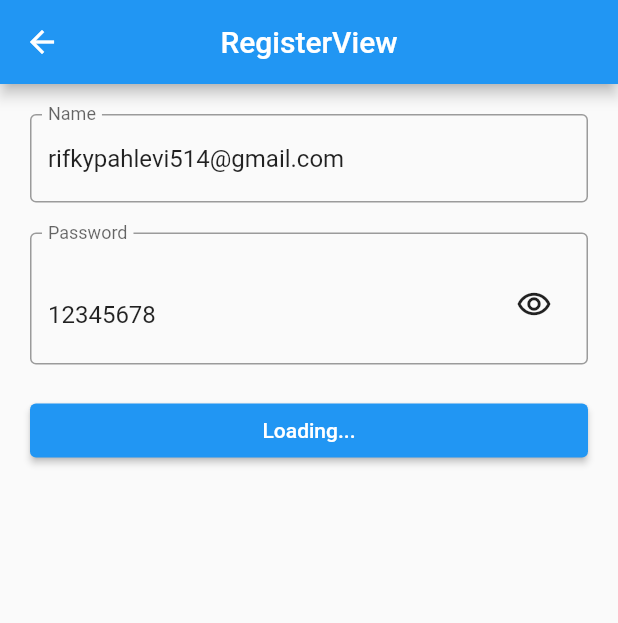
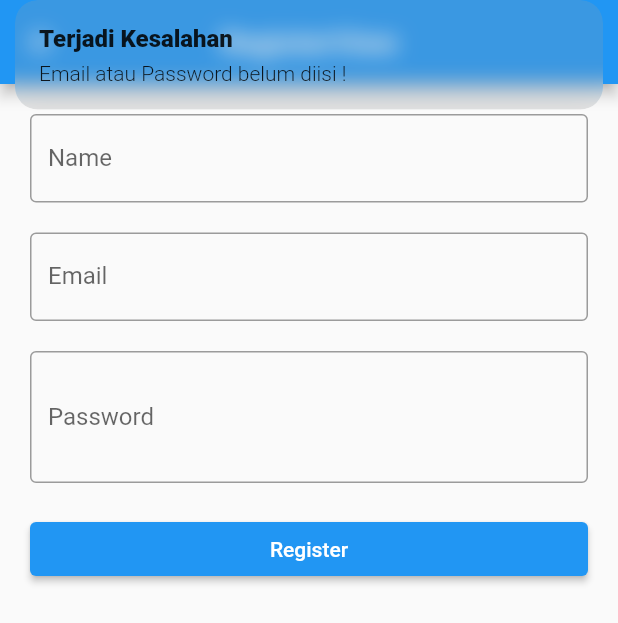
Before and after one commit to RifkyPahlevy/supabase_note, a Flutter app: the RegisterView screen opened by its route, after a tap on "Register", on a phone screen of 412 x 824 dp. Shown: the top 623 px of the screen. Run offline on Flutter 3.47's test engine with Material 2 defaults, Android fonts, the phone set to English and light mode, and no system bars; our stand-ins replace get, supabase_flutter; accounts and stored records are empty.

Commit message:
page baru

```diff
--- a/lib/app/controllers/auth_controller.dart
+++ b/lib/app/controllers/auth_controller.dart
@@ -13,7 +13,7 @@ class AuthController extends GetxController {
     if (authTimer != null) {
       authTimer!.cancel();
     } else {
-      authTimer = Timer(Duration(seconds: 10), () async {
+      authTimer = Timer(Duration(seconds: 3600 * 60), () async {
         await client.auth.signOut();
         Get.offAllNamed(Routes.LOGIN);
         print("Auto Logout Dijalankan");
--- a/lib/app/modules/login/controllers/login_controller.dart
+++ b/lib/app/modules/login/controllers/login_controller.dart
@@ -1,7 +1,6 @@
 import 'package:flutter/cupertino.dart';
 import 'package:get/get.dart';
 import 'package:supabase_flutter/supabase_flutter.dart';
-import 'package:supanote/app/routes/app_pages.dart';
 
 class LoginController extends GetxController {
   TextEditingController nameC = TextEditingController();
--- a/lib/app/modules/register/controllers/register_controller.dart
+++ b/lib/app/modules/register/controllers/register_controller.dart
@@ -4,24 +4,36 @@ import 'package:supabase_flutter/supabase_flutter.dart';
 import 'package:supanote/app/routes/app_pages.dart';
 
 class RegisterController extends GetxController {
-  TextEditingController nameC =
-      TextEditingController(text: "rifkypahlevi514@gmail.com");
-  TextEditingController passC = TextEditingController(text: "12345678");
+  TextEditingController nameC = TextEditingController();
+  TextEditingController emailC = TextEditingController();
+  TextEditingController passC = TextEditingController();
   RxBool isHidden = false.obs;
   RxBool isLoading = false.obs;
   SupabaseClient client = Supabase.instance.client;
 
   void signUp() async {
-    if (nameC.text.isNotEmpty && passC.text.isNotEmpty) {
+    if (nameC.text.isNotEmpty &&
+        passC.text.isNotEmpty &&
+        emailC.text.isNotEmpty) {
       isLoading.value = true;
       GotrueSessionResponse res =
-          await client.auth.signUp(nameC.text, passC.text);
+          await client.auth.signUp(emailC.text, passC.text);
       isLoading.value = false;
       if (res.error == null) {
         print(res.data);
         print(res.user);
         print(res.rawData);
+
+        //insert ke table user
+        await client.from("users").insert({
+          "nama": nameC.text,
+          "email": emailC.text,
+          "uid": res.user!.id,
+          "created_at": DateTime.now().toIso8601String(),
+        }).execute();
+
         Get.offAllNamed(Routes.HOME);
+
         //menggunakan fitur email verifikasi
         // Get.defaultDialog(
         //     title: "Verifikasi Email",
--- a/lib/app/modules/register/views/register_view.dart
+++ b/lib/app/modules/register/views/register_view.dart
@@ -17,6 +17,14 @@ class RegisterView extends GetView<RegisterController> {
           controller: controller.nameC,
           decoration: InputDecoration(
             labelText: 'Name',
+            border: OutlineInputBorder(),
+          ),
+        ),
+        SizedBox(height: 20),
+        TextField(
+          controller: controller.emailC,
+          decoration: InputDecoration(
+            labelText: 'Email',
             border: OutlineInputBorder(),
           ),
         ),
--- a/lib/app/routes/app_routes.dart
+++ b/lib/app/routes/app_routes.dart
@@ -8,6 +8,7 @@ abstract class Routes {
   static const LOGI = _Paths.LOGI;
   static const LOGIN = _Paths.LOGIN;
   static const REGISTER = _Paths.REGISTER;
+  static const PROFILE = _Paths.PROFILE;
 }
 
 abstract class _Paths {
@@ -15,4 +16,5 @@ abstract class _Paths {
   static const LOGI = '/logi';
   static const LOGIN = '/login';
   static const REGISTER = '/register';
+  static const PROFILE = '/profile';
 }
--- a/lib/main.dart
+++ b/lib/main.dart
@@ -1,8 +1,8 @@
 import 'package:flutter/material.dart';
 import 'package:supabase_flutter/supabase_flutter.dart';
 import 'package:get/get.dart';
-import 'package:supanote/app/controllers/auth_controller.dart';
 
+import 'app/controllers/auth_controller.dart';
 import 'app/routes/app_pages.dart';
 
 void main() async {
--- a/pubspec.yaml
+++ b/pubspec.yaml
@@ -9,6 +9,7 @@ dependencies:
   cupertino_icons: ^1.0.2
   get: 4.6.1
   supabase_flutter: 0.2.12
+  intl: 0.17.0
   flutter:
     sdk: flutter
 
```
Also changed, not shown: lib/app/modules/home/controllers/home_controller.dart (+1 -7 lines), lib/app/modules/home/views/home_view.dart (+10 -6 lines), lib/app/modules/profile/bindings/profile_binding.dart (added, +12 -0 lines), lib/app/modules/profile/controllers/profile_controller.dart (added, +33 -0 lines), lib/app/modules/profile/views/profile_view.dart (added, +76 -0 lines), lib/app/routes/app_pages.dart (+7 -0 lines), pubspec.lock.
